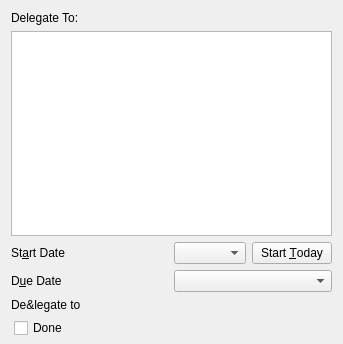
Old version of the form src/widgets/editorview.ui in the repository KDE/zanshin.
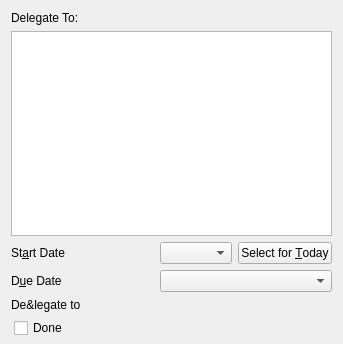
New version of the form. Custom widgets are drawn as their Qt base class.

Commit message:
Rename "Start Today" button to "Select for Today".
This will allow to have a "Start" button for starting
the task right now.

```diff
--- a/src/widgets/editorview.ui
+++ b/src/widgets/editorview.ui
@@ -63,7 +63,7 @@
         <item>
          <widget class="QPushButton" name="startTodayButton">
           <property name="text">
-           <string>Start &amp;Today</string>
+           <string>Select for &amp;Today</string>
           </property>
          </widget>
         </item>
```
